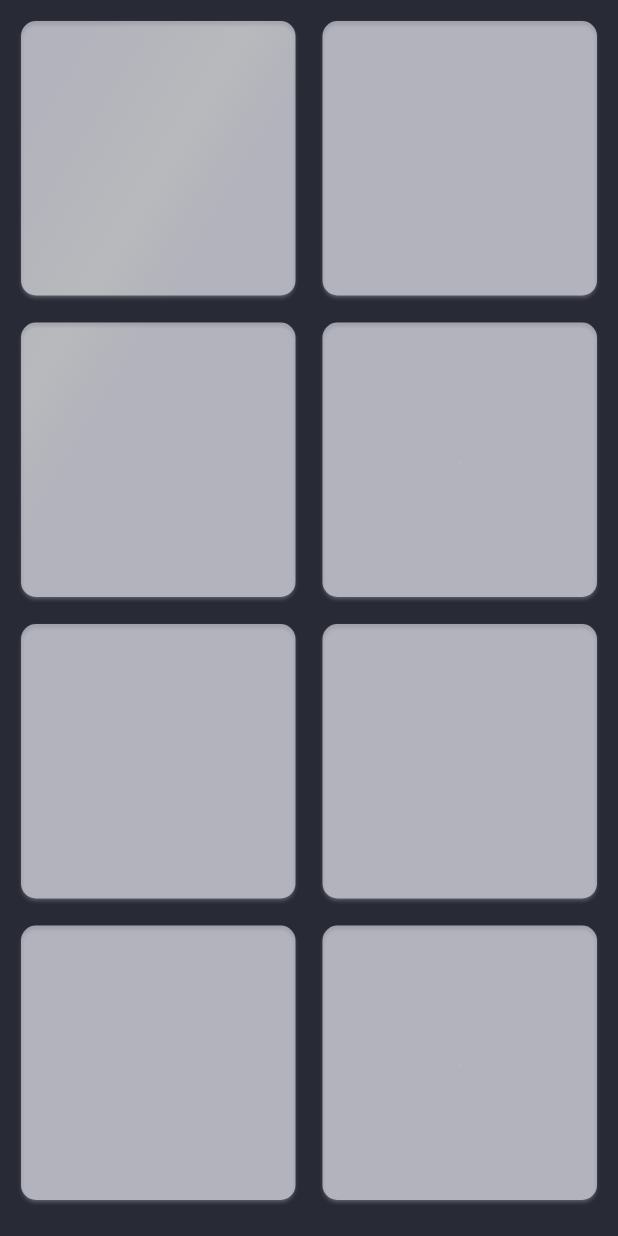
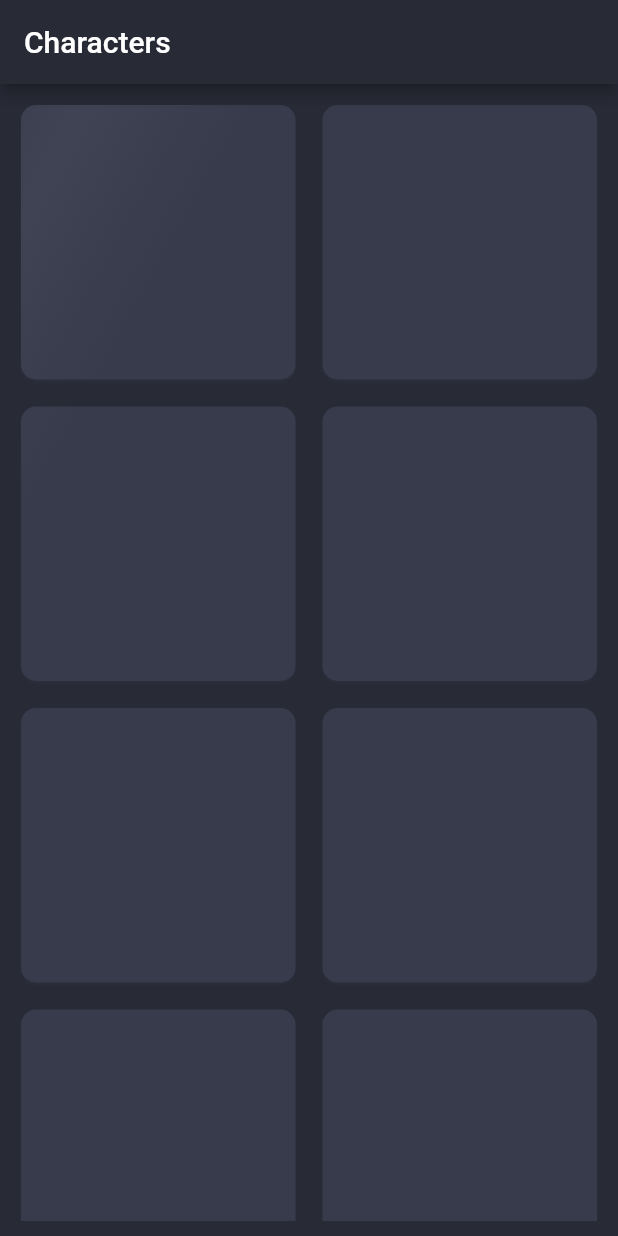
Before and after one commit to emiliosheinz/rick-morty-and-flutter, a Flutter app: the screen it shows after launch, on a phone screen of 412 x 824 dp. Run offline on Flutter 3.47's test engine with Material 2 defaults, Android fonts, the phone set to English and light mode, and no system bars; our stand-ins replace bloc, dartz, equatable, flutter_bloc, get_it; missing offline and left inert: enum_to_string; network calls fail.

Commit message:
style: :lipstick: add them file and app colors

```diff
--- a/lib/core/colors/app_colors.dart
+++ b/lib/core/colors/app_colors.dart
@@ -1,7 +1,16 @@
 import 'package:flutter/material.dart';
 
 class AppColors {
+  static final primary = Color(0xFF282A36);
   static final background = Color(0xFF282A36);
   static final text = Color(0xFFF9F9F9);
   static final accent = Color(0xFF00D2FF);
+  static final card = Color(0xFF383B4C);
+  static final shimmerBackground = Color(0xFF383B4C);
+  static final shimmerGradient = Color(0xFF404354);
+  static final characterCardGradientStart = Colors.black;
+  static final characterCardGradientEnd = Colors.transparent;
+  static final aliveCharacter = Color(0xFF00CE46);
+  static final deadCharacter = Colors.red;
+  static final unknowCharacter = Colors.grey;
 }
--- /dev/null
+++ b/lib/core/themes/app_themes.dart
@@ -0,0 +1,31 @@
+import 'package:flutter/material.dart';
+import 'package:rick_morty_and_flutter/core/colors/app_colors.dart';
+
+class AppThemes {
+  static final primary = ThemeData(
+    primaryColor: AppColors.primary,
+    accentColor: AppColors.accent,
+    cardTheme: CardTheme(
+      color: AppColors.card,
+      clipBehavior: Clip.hardEdge,
+      shape: RoundedRectangleBorder(
+        borderRadius: BorderRadius.circular(10),
+      ),
+    ),
+    textTheme: TextTheme(
+      headline1: TextStyle(color: AppColors.text),
+      headline2: TextStyle(color: AppColors.text),
+      headline3: TextStyle(color: AppColors.text),
+      headline4: TextStyle(color: AppColors.text),
+      headline5: TextStyle(color: AppColors.text, fontSize: 22),
+      headline6: TextStyle(color: AppColors.text, fontSize: 18),
+      subtitle1: TextStyle(color: AppColors.text),
+      subtitle2: TextStyle(color: AppColors.text),
+      bodyText1: TextStyle(color: AppColors.text),
+      bodyText2: TextStyle(color: AppColors.text),
+      button: TextStyle(color: AppColors.text),
+      caption: TextStyle(color: AppColors.text),
+      overline: TextStyle(color: AppColors.text),
+    ),
+  );
+}
--- a/lib/core/widgets/shimmer_provider.dart
+++ b/lib/core/widgets/shimmer_provider.dart
@@ -1,4 +1,5 @@
 import 'package:flutter/material.dart';
+import 'package:rick_morty_and_flutter/core/colors/app_colors.dart';
 
 class _SlidingGradientTransform extends GradientTransform {
   const _SlidingGradientTransform({
@@ -35,15 +36,11 @@ class ShimmerProviderState extends State<ShimmerProvider>
 
   final _shimmerGradient = LinearGradient(
     colors: [
-      Color(0xFFEBEBF4),
-      Color(0xFFF4F4F4),
-      Color(0xFFEBEBF4),
+      AppColors.shimmerBackground,
+      AppColors.shimmerGradient,
+      AppColors.shimmerBackground
     ],
-    stops: [
-      0.1,
-      0.3,
-      0.4,
-    ],
+    stops: [0.1, 0.3, 0.5],
     begin: Alignment(-1.0, -0.3),
     end: Alignment(1.0, 0.3),
     tileMode: TileMode.clamp,
@@ -79,7 +76,7 @@ class ShimmerProviderState extends State<ShimmerProvider>
 
     _shimmerController = AnimationController.unbounded(vsync: this)
       ..repeat(
-        min: -0.5,
+        min: -1.5,
         max: 1.5,
         period: const Duration(milliseconds: 1000),
       );
--- a/lib/main.dart
+++ b/lib/main.dart
@@ -1,8 +1,8 @@
 import 'package:flutter/material.dart';
 import 'package:flutter_bloc/flutter_bloc.dart';
+import 'package:rick_morty_and_flutter/core/themes/app_themes.dart';
 import 'package:rick_morty_and_flutter/injection_container.dart';
 import 'package:rick_morty_and_flutter/modules/character/presentation/pages/characters_page.dart';
-import 'package:rick_morty_and_flutter/core/colors/app_colors.dart';
 
 import 'modules/character/presentation/bloc/character_bloc.dart';
 
@@ -16,9 +16,7 @@ class MyApp extends StatelessWidget {
   Widget build(BuildContext context) {
     return MaterialApp(
       title: 'Characters',
-      theme: ThemeData(
-        primaryColor: AppColors.background,
-      ),
+      theme: AppThemes.primary,
       home: BlocProvider(
         create: (_) => serviceLocator<CharacterBloc>(),
         child: CharactersPage(),
--- a/lib/modules/character/presentation/pages/characters_page.dart
+++ b/lib/modules/character/presentation/pages/characters_page.dart
@@ -21,6 +21,9 @@ class _CharactersPageState extends State<CharactersPage> {
   @override
   Widget build(BuildContext context) {
     return Scaffold(
+      appBar: AppBar(
+        title: Text("Characters"),
+      ),
       body: Center(
         child: BlocBuilder<CharacterBloc, CharacterState>(
           builder: (context, state) {
--- a/lib/modules/character/presentation/widgets/characters_list.dart
+++ b/lib/modules/character/presentation/widgets/characters_list.dart
@@ -25,17 +25,12 @@ class CharactersList extends StatelessWidget {
             crossAxisSpacing: 10,
             mainAxisSpacing: 10,
           ),
+          // TODO emilioheinz: remove magic number
           itemCount: isLoading ? 10 : characters.length,
           itemBuilder: (ctx, index) {
             if (isLoading) {
               return ShimmerLoader(
-                child: Card(
-                  color: Colors.white60,
-                  clipBehavior: Clip.hardEdge,
-                  shape: RoundedRectangleBorder(
-                    borderRadius: BorderRadius.circular(10),
-                  ),
-                ),
+                child: Card(),
               );
             }
 
```
Also changed, not shown: lib/modules/character/presentation/widgets/character_card.dart (+9 -16 lines), lib/modules/character/shared/enums/character_status.dart (+6 -6 lines).
